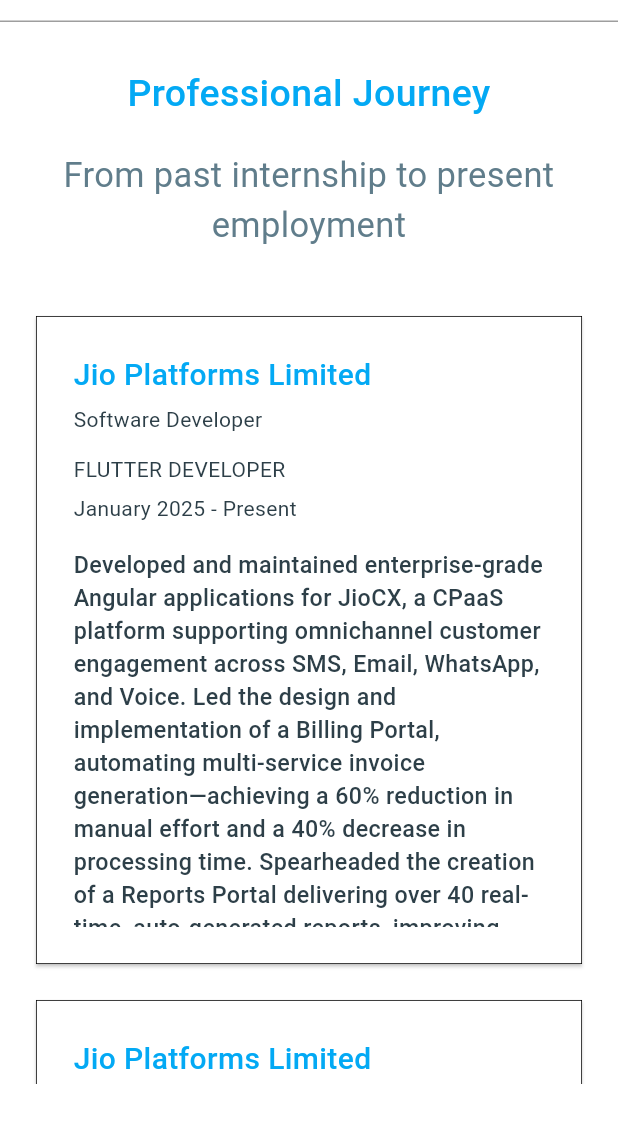
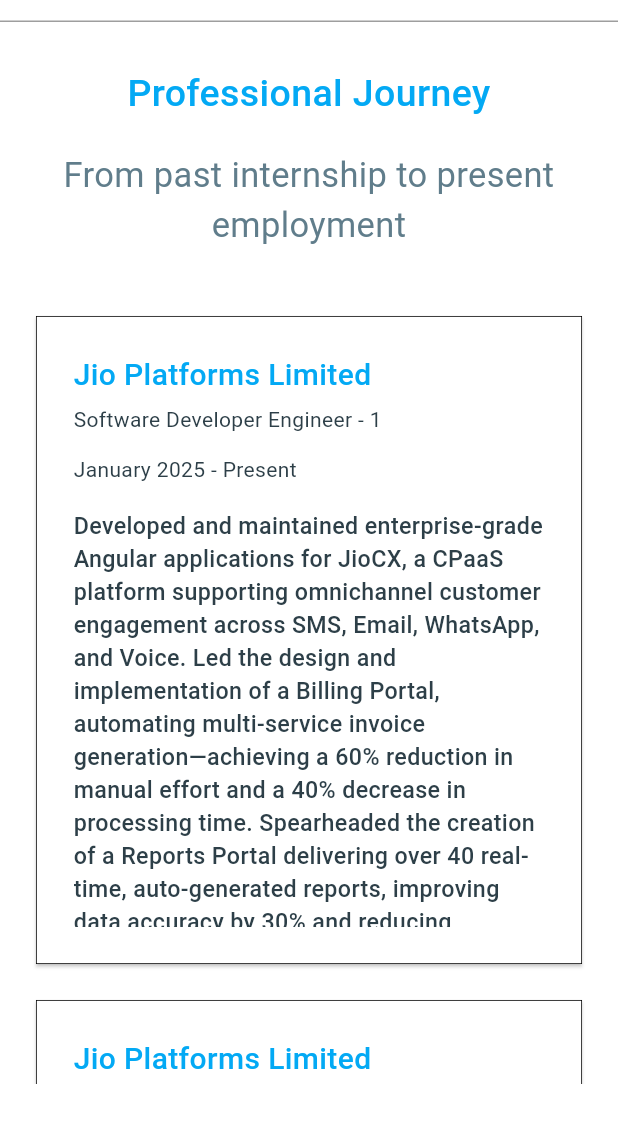
Before and after one commit to anshuvarma/flutter_portfolio, a Flutter app: the ExperiencePage screen opened directly, on a phone screen of 412 x 824 dp, the part 62-1205 px from its top. Run offline on Flutter 3.47's test engine with Material 3 defaults, Android fonts, the phone set to English and light mode, and no system bars.

Commit message:
resume & experience updated

```diff
--- a/lib/pages/experience_page.dart
+++ b/lib/pages/experience_page.dart
@@ -11,6 +11,21 @@ class ExperiencePage extends StatelessWidget {
   @override
   Widget build(BuildContext context) {
     List<List<Widget>> experienceCardTitles = [
+      [
+        const Row(
+          mainAxisAlignment: MainAxisAlignment.spaceBetween,
+          children: [
+            Text(
+              'Software Developer Engineer - 1',
+              style: TextStyle(color: AppColors.subFontColor),
+            ),
+            // Text(
+            //   'May 2024 - Present',
+            //   style: TextStyle(color: AppColors.subFontColor),
+            // ),
+          ],
+        ),
+      ],
       [
         const Row(
           mainAxisAlignment: MainAxisAlignment.spaceBetween,
@@ -59,10 +74,10 @@ class ExperiencePage extends StatelessWidget {
     ];
     List<List<Widget>> experienceCardDesc = [
       [
-        const Text(
-          "FLUTTER DEVELOPER",
-          style: TextStyle(color: AppColors.subFontColor),
-        ),
+        // const Text(
+        //   "FLUTTER DEVELOPER",
+        //   style: TextStyle(color: AppColors.subFontColor),
+        // ),
         Text(
           'January 2025 - Present',
           style: TextStyle(color: AppColors.subFontColor),
@@ -73,10 +88,10 @@ class ExperiencePage extends StatelessWidget {
             style: AppColors.cardDesc),
       ],
       [
-        const Text(
-          "FLUTTER DEVELOPER",
-          style: TextStyle(color: AppColors.subFontColor),
-        ),
+        // const Text(
+        //   "FLUTTER DEVELOPER",
+        //   style: TextStyle(color: AppColors.subFontColor),
+        // ),
         Text(
           'May 2024 - December 2024',
           style: TextStyle(color: AppColors.subFontColor),
@@ -87,10 +102,10 @@ class ExperiencePage extends StatelessWidget {
             style: AppColors.cardDesc),
       ],
       [
-        const Text(
-          "POWER BI DEVELOPER",
-          style: TextStyle(color: AppColors.subFontColor),
-        ),
+        // const Text(
+        //   "POWER BI DEVELOPER",
+        //   style: TextStyle(color: AppColors.subFontColor),
+        // ),
         Text(
           'Dec 2022 - June 2023',
           style: TextStyle(color: AppColors.subFontColor),
--- a/lib/widgets/appBar_widget.dart
+++ b/lib/widgets/appBar_widget.dart
@@ -14,7 +14,7 @@ class AppBarWidget extends StatelessWidget implements PreferredSizeWidget {
     "https://www.linkedin.com/in/anshu-varma-32b99b1ba/",
     "https://github.com/anshuvarma",
     "https://www.instagram.com/anshu.n.varma?r=nametag",
-    "https://docs.google.com/document/d/1kuhuJAiaFCBl3ckXsfoT2O0f9_4aRr2r/edit?usp=sharing&ouid=106733988499391269666&rtpof=true&sd=true"
+    "https://drive.google.com/file/d/1bYc18LDD7ciS30zMKvD2p5M-kJBGeGZ0/view?usp=sharing"
   ];
 
   Future<void> _launchURL(String url) async {
```
